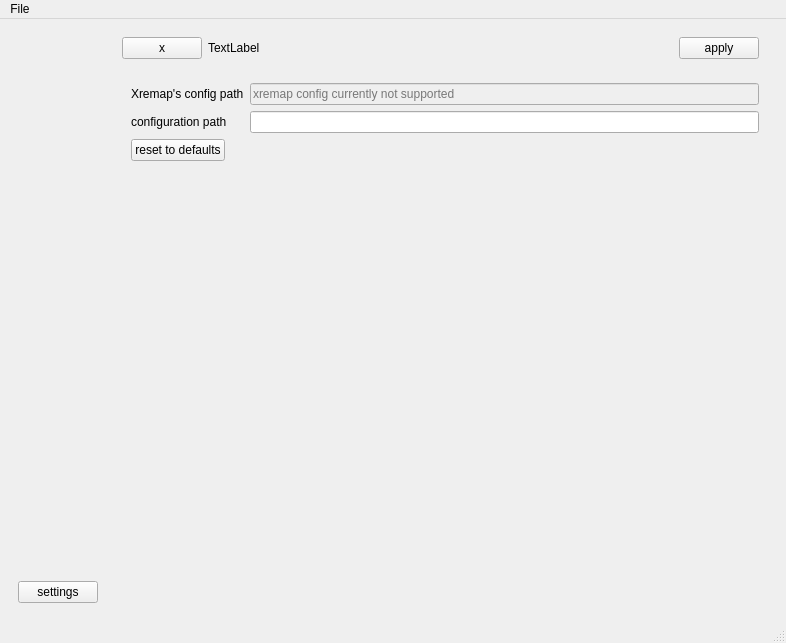
This is src/AppMainUi.ui in Vaisakhkm2625/keyboardcontrol as Qt 5 draws it before an edit. The edited form follows.
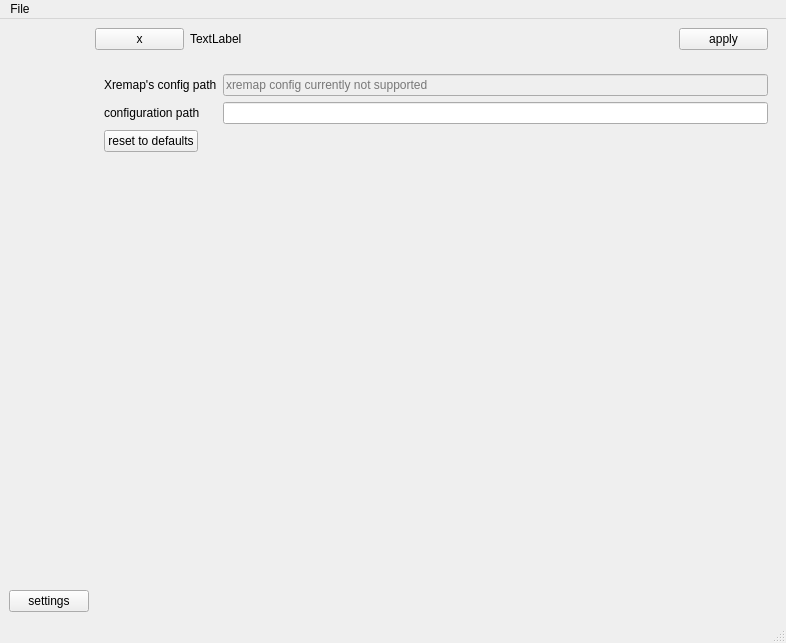
This is the edited form. The open tabs and pages were chosen to show the change. Icons and pictures are not drawn.

The edit to the form file:
```diff
--- a/src/AppMainUi.ui
+++ b/src/AppMainUi.ui
@@ -18,6 +18,18 @@
     <item row="0" column="1">
      <widget class="QWidget" name="mainarea_widget" native="true">
       <layout class="QGridLayout" name="gridLayout_2">
+       <property name="leftMargin">
+        <number>0</number>
+       </property>
+       <property name="topMargin">
+        <number>0</number>
+       </property>
+       <property name="rightMargin">
+        <number>0</number>
+       </property>
+       <property name="bottomMargin">
+        <number>0</number>
+       </property>
        <item row="0" column="0">
         <widget class="QWidget" name="widget" native="true">
          <layout class="QHBoxLayout" name="horizontalLayout">
@@ -73,7 +85,7 @@
        <item row="1" column="0">
         <widget class="QStackedWidget" name="stackedWidget">
          <property name="currentIndex">
-          <number>0</number>
+          <number>2</number>
          </property>
          <widget class="QWidget" name="welcome_page">
           <widget class="QLabel" name="label_4">
@@ -247,6 +259,21 @@
     <item row="0" column="0">
      <widget class="QWidget" name="sidebar_widget" native="true">
       <layout class="QVBoxLayout" name="verticalLayout_2">
+       <property name="spacing">
+        <number>0</number>
+       </property>
+       <property name="leftMargin">
+        <number>0</number>
+       </property>
+       <property name="topMargin">
+        <number>0</number>
+       </property>
+       <property name="rightMargin">
+        <number>0</number>
+       </property>
+       <property name="bottomMargin">
+        <number>0</number>
+       </property>
        <item>
         <widget class="QWidget" name="filetree_wrapper" native="true"/>
        </item>
```
